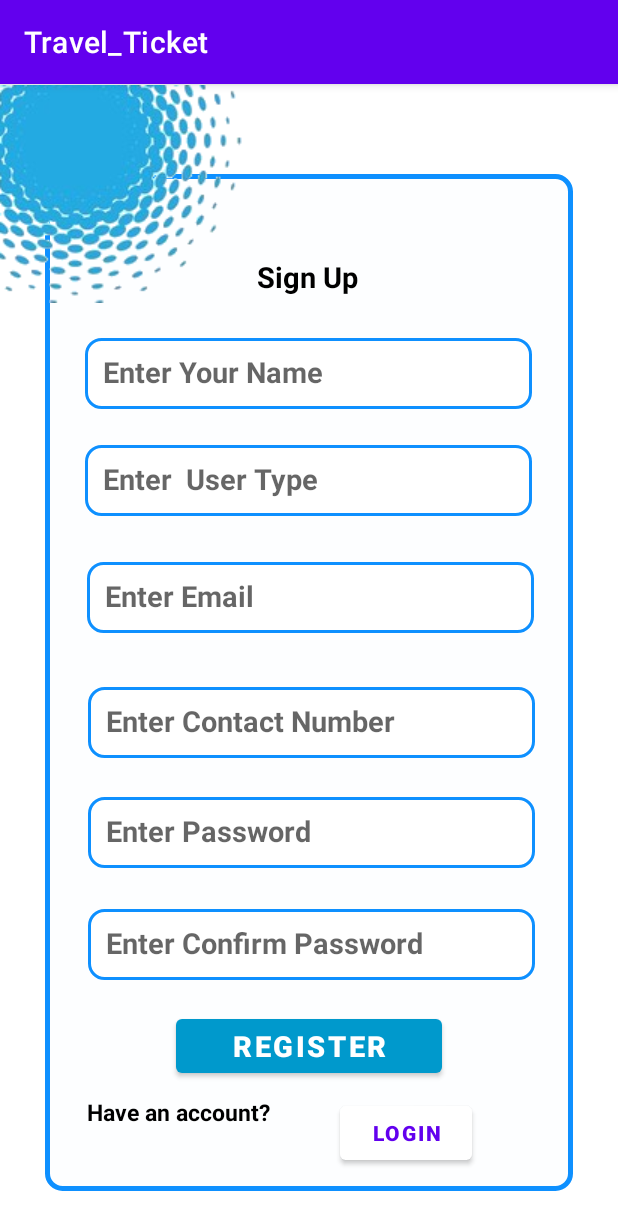
After one commit to aparna-jay/Travel_Ticket, an Android app: the RegistrationActivity screen opened directly, with no data from a screen before it, on a phone screen of 412 x 824 dp. The commit adds this screen. Shown: the top 1230 px of the screen. Run offline under Robolectric (Android 15) with nearby library versions, the phone set to English and light mode, and no system bars.

Commit message:
Registration UI design

```diff
--- a/app/src/main/AndroidManifest.xml
+++ b/app/src/main/AndroidManifest.xml
@@ -9,7 +9,9 @@
         android:roundIcon="@mipmap/ic_launcher_round"
         android:supportsRtl="true"
         android:theme="@style/Theme.Travel_Ticket">
-        <activity android:name=".LoginActivity"></activity>
+        <activity android:name=".PaymentInformationActivity"></activity>
+        <activity android:name=".RegistrationActivity" />
+        <activity android:name=".LoginActivity" />
         <activity android:name=".MainActivity">
             <intent-filter>
                 <action android:name="android.intent.action.MAIN" />
--- /dev/null
+++ b/app/src/main/java/com/uee/travel_ticket/RegistrationActivity.java
@@ -0,0 +1,14 @@
+package com.uee.travel_ticket;
+
+import androidx.appcompat.app.AppCompatActivity;
+
+import android.os.Bundle;
+
+public class RegistrationActivity extends AppCompatActivity {
+
+    @Override
+    protected void onCreate(Bundle savedInstanceState) {
+        super.onCreate(savedInstanceState);
+        setContentView(R.layout.activity_registration);
+    }
+}
--- a/app/src/main/res/layout/activity_login.xml
+++ b/app/src/main/res/layout/activity_login.xml
@@ -55,7 +55,8 @@
         android:hint="Enter Username"
         android:inputType="textPersonName"
         android:padding="12dp"
-        android:textColorHint="@color/material_on_surface_emphasis_high_type"
+        android:textSize="19sp"
+        android:textStyle="bold"
         app:layout_constraintBottom_toBottomOf="parent"
         app:layout_constraintEnd_toEndOf="parent"
         app:layout_constraintHorizontal_bias="0.497"
@@ -72,7 +73,8 @@
         android:hint="Enter Password"
         android:inputType="textPassword"
         android:padding="12dp"
-        android:textColorHint="@color/material_on_surface_emphasis_high_type"
+        android:textSize="19sp"
+        android:textStyle="bold"
         app:layout_constraintBottom_toBottomOf="parent"
         app:layout_constraintEnd_toEndOf="parent"
         app:layout_constraintHorizontal_bias="0.497"
--- /dev/null
+++ b/app/src/main/res/layout/activity_registration.xml
@@ -0,0 +1,210 @@
+<?xml version="1.0" encoding="utf-8"?>
+<androidx.constraintlayout.widget.ConstraintLayout xmlns:android="http://schemas.android.com/apk/res/android"
+    xmlns:app="http://schemas.android.com/apk/res-auto"
+    xmlns:tools="http://schemas.android.com/tools"
+    android:layout_width="match_parent"
+    android:layout_height="match_parent"
+    tools:context=".RegistrationActivity">
+
+    <ImageView
+        android:id="@+id/imageView19"
+        android:layout_width="match_parent"
+        android:layout_height="match_parent"
+        android:layout_marginLeft="30dp"
+        android:layout_marginTop="60dp"
+        android:layout_marginRight="30dp"
+        android:layout_marginBottom="30dp"
+        app:layout_constraintBottom_toBottomOf="parent"
+        app:layout_constraintEnd_toEndOf="parent"
+        app:layout_constraintStart_toStartOf="parent"
+        app:layout_constraintTop_toTopOf="parent"
+        app:layout_constraintVertical_bias="1.0"
+        app:srcCompat="@drawable/formbackground" />
+
+    <ImageView
+        android:id="@+id/imageView18"
+        android:layout_width="wrap_content"
+        android:layout_height="wrap_content"
+        app:layout_constraintBottom_toBottomOf="parent"
+        app:layout_constraintEnd_toEndOf="parent"
+        app:layout_constraintHorizontal_bias="0.0"
+        app:layout_constraintStart_toStartOf="parent"
+        app:layout_constraintTop_toTopOf="parent"
+        app:layout_constraintVertical_bias="0.001"
+        app:srcCompat="@drawable/bgimg" />
+
+    <EditText
+        android:id="@+id/email"
+        android:layout_width="298dp"
+        android:layout_height="47dp"
+        android:layout_marginEnd="56dp"
+        android:layout_marginRight="56dp"
+        android:background="@drawable/rounded_corners"
+        android:ems="10"
+        android:hint="Enter Email"
+        android:inputType="textPersonName"
+        android:padding="12dp"
+        android:textColor="@color/black"
+        android:textSize="19sp"
+        android:textStyle="bold"
+        app:layout_constraintBottom_toBottomOf="parent"
+        app:layout_constraintEnd_toEndOf="parent"
+        app:layout_constraintTop_toTopOf="parent"
+        app:layout_constraintVertical_bias="0.442" />
+
+    <EditText
+        android:id="@+id/password"
+        android:layout_width="298dp"
+        android:layout_height="47dp"
+        android:background="@drawable/rounded_corners"
+        android:ems="10"
+        android:hint="Enter Confirm Password"
+        android:inputType="textPassword"
+        android:padding="12dp"
+        android:textColor="@color/black"
+        android:textSize="19sp"
+        android:textStyle="bold"
+        app:layout_constraintBottom_toBottomOf="parent"
+        app:layout_constraintEnd_toEndOf="parent"
+        app:layout_constraintHorizontal_bias="0.513"
+        app:layout_constraintStart_toStartOf="parent"
+        app:layout_constraintTop_toTopOf="parent"
+        app:layout_constraintVertical_bias="0.763" />
+
+    <EditText
+        android:id="@+id/password2"
+        android:layout_width="298dp"
+        android:layout_height="47dp"
+        android:background="@drawable/rounded_corners"
+        android:ems="10"
+        android:hint="Enter Password"
+        android:inputType="textPassword"
+        android:padding="12dp"
+        android:textColor="@color/black"
+        android:textSize="19sp"
+        android:textStyle="bold"
+        app:layout_constraintBottom_toBottomOf="parent"
+        app:layout_constraintEnd_toEndOf="parent"
+        app:layout_constraintHorizontal_bias="0.513"
+        app:layout_constraintStart_toStartOf="parent"
+        app:layout_constraintTop_toTopOf="parent"
+        app:layout_constraintVertical_bias="0.66" />
+
+    <EditText
+        android:id="@+id/username"
+        android:layout_width="298dp"
+        android:layout_height="47dp"
+        android:background="@drawable/rounded_corners"
+        android:ems="10"
+        android:hint="Enter  User Type"
+        android:inputType="textPersonName"
+        android:padding="12dp"
+        android:textColor="@color/black"
+        android:textSize="19sp"
+        android:textStyle="bold"
+        app:layout_constraintBottom_toBottomOf="parent"
+        app:layout_constraintEnd_toEndOf="parent"
+        app:layout_constraintHorizontal_bias="0.495"
+        app:layout_constraintStart_toStartOf="parent"
+        app:layout_constraintTop_toTopOf="parent"
+        app:layout_constraintVertical_bias="0.334" />
+
+    <EditText
+        android:id="@+id/username2"
+        android:layout_width="298dp"
+        android:layout_height="47dp"
+        android:background="@drawable/rounded_corners"
+        android:ems="10"
+        android:hint="Enter Your Name"
+        android:inputType="textPersonName"
+        android:padding="12dp"
+        android:textColor="@color/black"
+        android:textSize="19sp"
+        android:textStyle="bold"
+        app:layout_constraintBottom_toBottomOf="parent"
+        app:layout_constraintEnd_toEndOf="parent"
+        app:layout_constraintHorizontal_bias="0.495"
+        app:layout_constraintStart_toStartOf="parent"
+        app:layout_constraintTop_toTopOf="parent"
+        app:layout_constraintVertical_bias="0.235" />
+
+    <EditText
+        android:id="@+id/phone"
+        android:layout_width="298dp"
+        android:layout_height="47dp"
+        android:background="@drawable/rounded_corners"
+        android:ems="10"
+        android:hint="Enter Contact Number"
+        android:inputType="phone"
+        android:padding="12dp"
+        android:textColor="@color/black"
+        android:textSize="19sp"
+        android:textStyle="bold"
+        app:layout_constraintBottom_toBottomOf="parent"
+        app:layout_constraintEnd_toEndOf="parent"
+        app:layout_constraintHorizontal_bias="0.513"
+        app:layout_constraintStart_toStartOf="parent"
+        app:layout_constraintTop_toTopOf="parent"
+        app:layout_constraintVertical_bias="0.558" />
+
+    <Button
+        android:id="@+id/addUser"
+        android:layout_width="177dp"
+        android:layout_height="48dp"
+        android:text="Register"
+        android:textSize="19sp"
+        android:textStyle="bold"
+        app:backgroundTint="@android:color/holo_blue_dark"
+        app:layout_constraintBottom_toBottomOf="parent"
+        app:layout_constraintEnd_toEndOf="parent"
+        app:layout_constraintStart_toStartOf="parent"
+        app:layout_constraintTop_toTopOf="parent"
+        app:layout_constraintVertical_bias="0.857" />
+
+    <TextView
+        android:id="@+id/textView9"
+        android:layout_width="126dp"
+        android:layout_height="38dp"
+        android:text="Have an account?"
+        android:textColor="@color/black"
+        android:textSize="15sp"
+        android:textStyle="bold"
+        app:layout_constraintBottom_toBottomOf="parent"
+        app:layout_constraintEnd_toEndOf="parent"
+        app:layout_constraintHorizontal_bias="0.203"
+        app:layout_constraintStart_toStartOf="parent"
+        app:layout_constraintTop_toTopOf="parent"
+        app:layout_constraintVertical_bias="0.924" />
+
+    <Button
+        android:id="@+id/btnpay"
+        android:layout_width="wrap_content"
+        android:layout_height="wrap_content"
+        android:text="Login"
+        android:textColor="@color/purple_500"
+        android:textSize="14sp"
+        android:textStyle="bold"
+        app:backgroundTint="@color/white"
+        app:layout_constraintBottom_toBottomOf="parent"
+        app:layout_constraintEnd_toEndOf="parent"
+        app:layout_constraintHorizontal_bias="0.7"
+        app:layout_constraintStart_toStartOf="parent"
+        app:layout_constraintTop_toTopOf="parent"
+        app:layout_constraintVertical_bias="0.938" />
+
+    <TextView
+        android:id="@+id/textView"
+        android:layout_width="wrap_content"
+        android:layout_height="wrap_content"
+        android:text="Sign Up"
+        android:textColor="@color/black"
+        android:textSize="19sp"
+        android:textStyle="bold"
+        app:layout_constraintBottom_toBottomOf="parent"
+        app:layout_constraintEnd_toEndOf="parent"
+        app:layout_constraintHorizontal_bias="0.498"
+        app:layout_constraintStart_toStartOf="parent"
+        app:layout_constraintTop_toTopOf="parent"
+        app:layout_constraintVertical_bias="0.155" />
+
+</androidx.constraintlayout.widget.ConstraintLayout>
```
